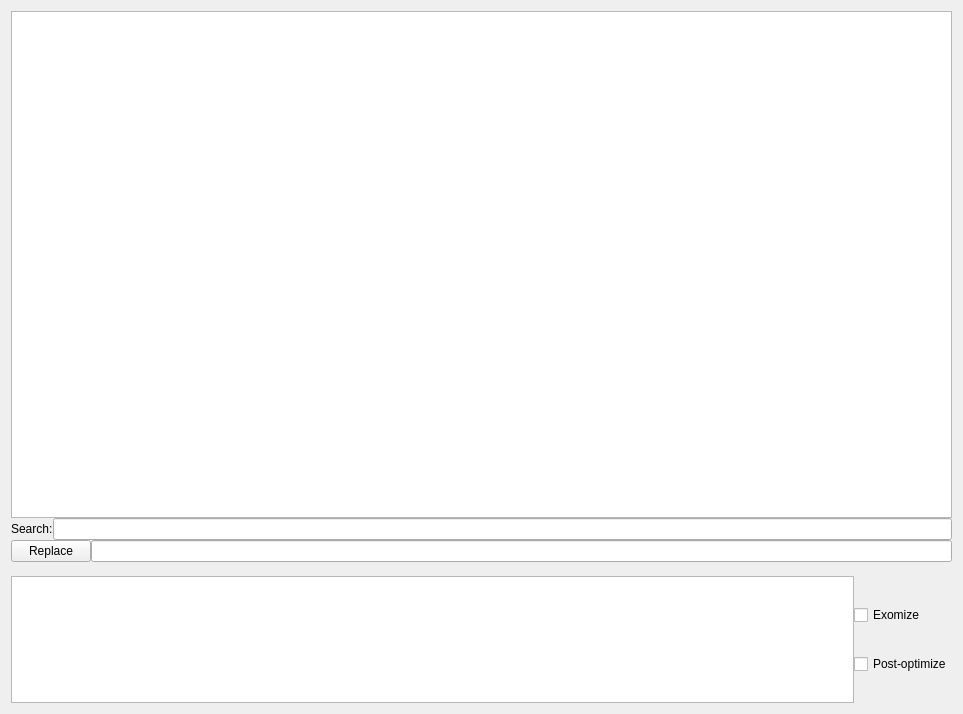
The window that source/trsedocuments/formraseditor.ui (leuat/TRSE) describes before a commit, drawn with Qt 5.
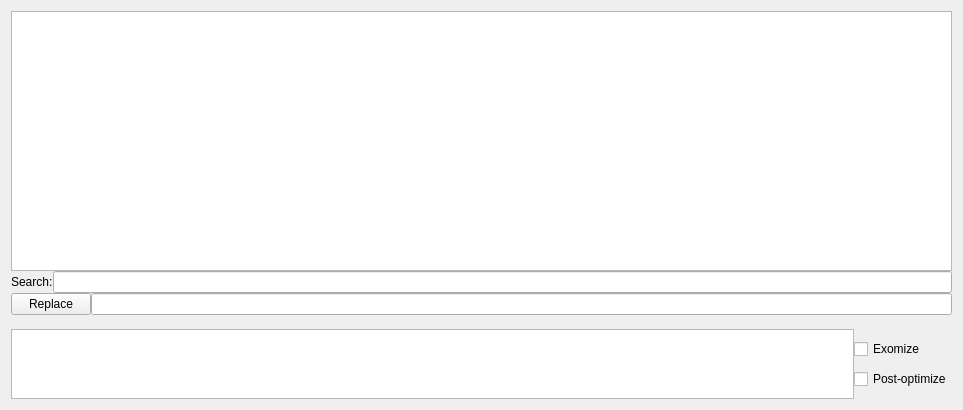
The same window after the commit. Custom widgets are drawn as their Qt base class.

Patch:
```diff
--- a/source/trsedocuments/formraseditor.ui
+++ b/source/trsedocuments/formraseditor.ui
@@ -7,7 +7,7 @@
     <x>0</x>
     <y>0</y>
     <width>963</width>
-    <height>714</height>
+    <height>410</height>
    </rect>
   </property>
   <property name="sizePolicy">
```
